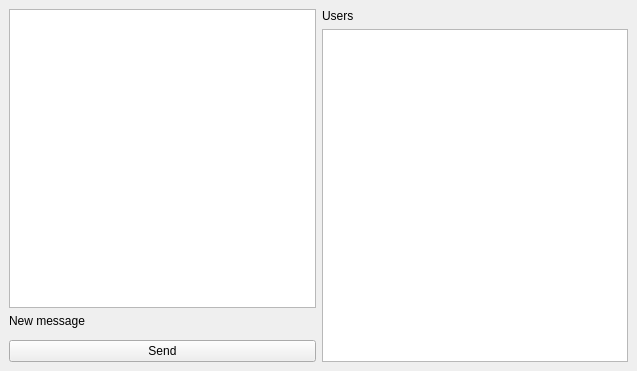
Above: src/chatroom.ui from zuzuf/qtchat before the change. Below: the same form after it.
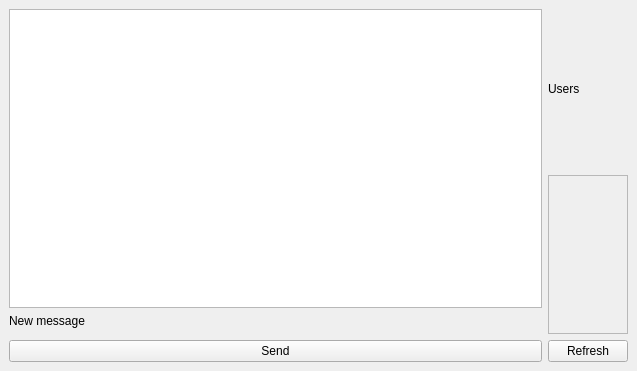
That is the form after the change.

Commit message: * UI refactoring: UserList removed from MainWindow, global chat room is locked to MainWindow * added support for screenshots * fixed word wrapping issue in chat room history (was responsible for shrinking the message header when big images were sent) * added support for running commands on incoming messages (can be used for notifications)

```diff
--- a/src/chatroom.ui
+++ b/src/chatroom.ui
@@ -19,6 +19,9 @@
      <layout class="QVBoxLayout" name="verticalLayout">
       <item>
        <widget class="QTextEdit" name="teHistory">
+        <property name="lineWrapMode">
+         <enum>QTextEdit::NoWrap</enum>
+        </property>
         <property name="readOnly">
          <bool>true</bool>
         </property>
@@ -69,12 +72,25 @@
        </widget>
       </item>
       <item>
-       <widget class="QListWidget" name="lwUsers">
-        <property name="sizePolicy">
-         <sizepolicy hsizetype="MinimumExpanding" vsizetype="Expanding">
-          <horstretch>0</horstretch>
-          <verstretch>0</verstretch>
-         </sizepolicy>
+       <widget class="QFrame" name="frmUsers">
+        <property name="maximumSize">
+         <size>
+          <width>300</width>
+          <height>16777215</height>
+         </size>
+        </property>
+        <property name="frameShape">
+         <enum>QFrame::StyledPanel</enum>
+        </property>
+        <property name="frameShadow">
+         <enum>QFrame::Raised</enum>
+        </property>
+       </widget>
+      </item>
+      <item>
+       <widget class="QPushButton" name="pbRefresh">
+        <property name="text">
+         <string>Refresh</string>
         </property>
        </widget>
       </item>
```
The commit also changes 11 other files.
